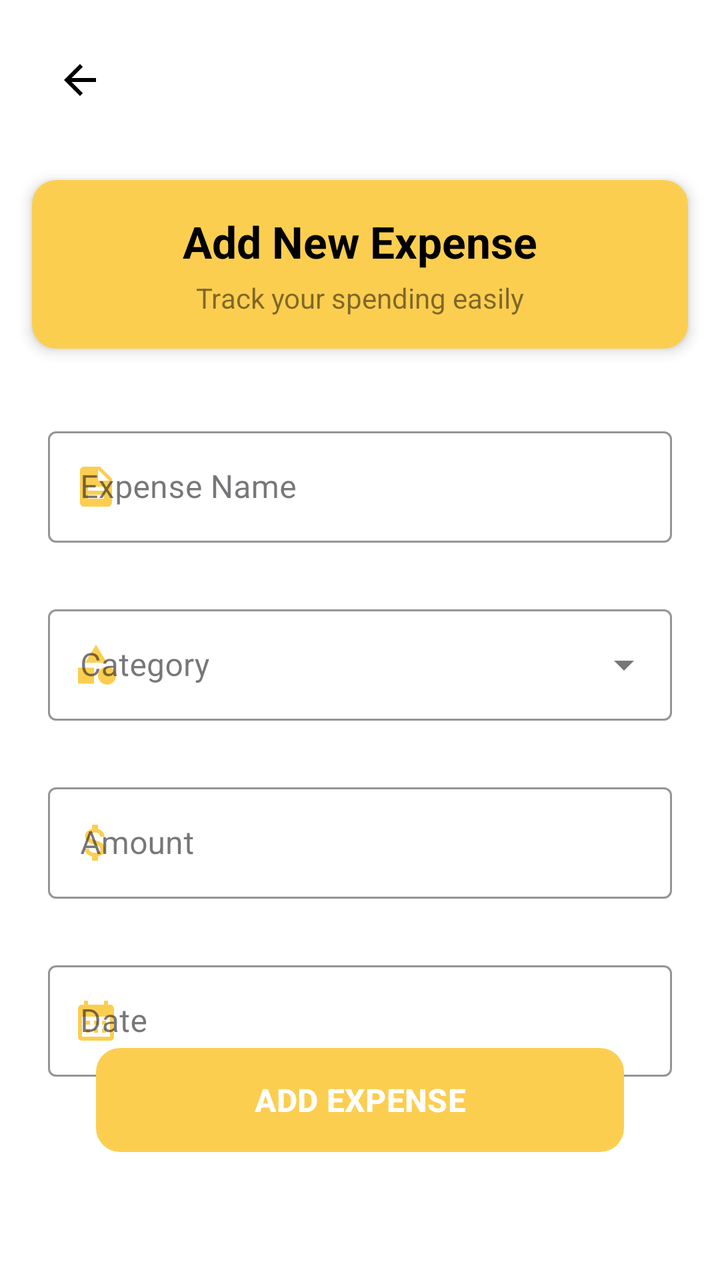
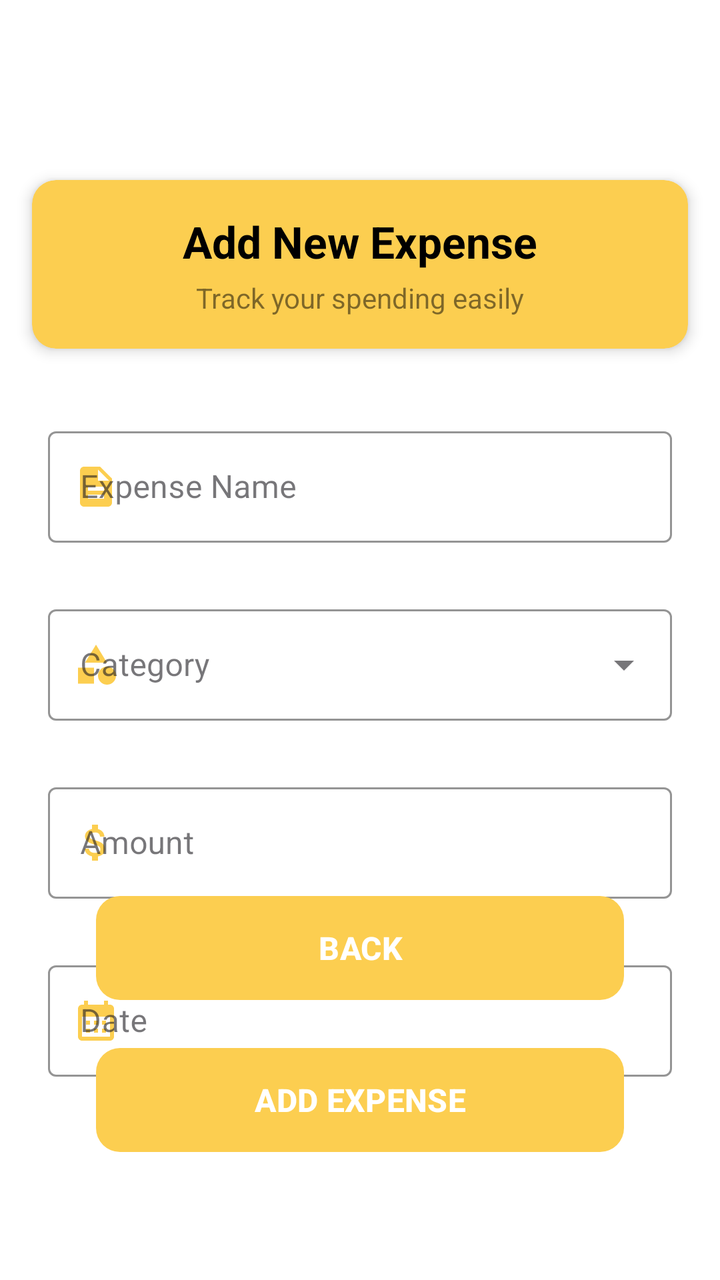

The first picture is an Android layout as it rendered before a commit; the second is the same layout after the commit. The layout source and the unified diff follow.
<!-- AndroidManifest.xml: application theme Theme.BudgetFit -->
<!-- res/layout/activity_screen07.xml -->
<?xml version="1.0" encoding="utf-8"?>
<androidx.constraintlayout.widget.ConstraintLayout xmlns:android="http://schemas.android.com/apk/res/android"
    xmlns:app="http://schemas.android.com/apk/res-auto"
    xmlns:tools="http://schemas.android.com/tools"
    android:layout_width="match_parent"
    android:layout_height="match_parent"
    android:background="@color/white"
    tools:context=".Screen07">

    <ImageButton
        android:id="@+id/backButton"
        android:layout_width="48dp"
        android:layout_height="48dp"
        android:layout_marginStart="16dp"
        android:layout_marginTop="16dp"
        android:background="?attr/selectableItemBackgroundBorderless"
        android:contentDescription="Navigate back"
        android:src="@drawable/baseline_arrow_back_24"
        app:layout_constraintStart_toStartOf="parent"
        app:layout_constraintTop_toTopOf="parent" />

    
    <androidx.cardview.widget.CardView
        android:id="@+id/headerCard"
        android:layout_width="match_parent"
        android:layout_height="wrap_content"
        android:layout_marginStart="16dp"
        android:layout_marginTop="90dp"
        android:layout_marginEnd="16dp"
        app:cardBackgroundColor="@color/Lightyello"
        app:cardCornerRadius="12dp"
        app:cardElevation="4dp"
        app:layout_constraintEnd_toEndOf="parent"
        app:layout_constraintStart_toStartOf="parent"
        app:layout_constraintTop_toTopOf="parent">

        <androidx.constraintlayout.widget.ConstraintLayout
            android:layout_width="match_parent"
            android:layout_height="wrap_content"
            android:padding="16dp">

            <TextView
                android:id="@+id/titleText"
                android:layout_width="wrap_content"
                android:layout_height="wrap_content"
                android:text="Add New Expense"
                android:textColor="@color/black"
                android:textSize="22sp"
                android:textStyle="bold"
                app:layout_constraintEnd_toEndOf="parent"
                app:layout_constraintStart_toStartOf="parent"
                app:layout_constraintTop_toTopOf="parent" />

            <TextView
                android:id="@+id/descriptionText"
                android:layout_width="wrap_content"
                android:layout_height="wrap_content"
                android:layout_marginTop="4dp"
                android:text="Track your spending easily"
                android:textColor="#80000000"
                android:textSize="14sp"
                app:layout_constraintEnd_toEndOf="parent"
                app:layout_constraintStart_toStartOf="parent"
                app:layout_constraintTop_toBottomOf="@+id/titleText" />
        </androidx.constraintlayout.widget.ConstraintLayout>
    </androidx.cardview.widget.CardView>

    
    <com.google.android.material.textfield.TextInputLayout
        android:id="@+id/expenseNameLayout"
        style="@style/Widget.MaterialComponents.TextInputLayout.OutlinedBox"
        android:layout_width="0dp"
        android:layout_height="wrap_content"
        android:layout_marginStart="24dp"
        android:layout_marginTop="36dp"
        android:layout_marginEnd="24dp"
        android:hint="Expense Name"
        app:boxStrokeColor="@color/Lightyello"
        app:hintTextColor="@color/Lightyello"
        app:startIconDrawable="@drawable/ic_description"
        app:startIconTint="@color/Lightyello"
        app:layout_constraintEnd_toEndOf="parent"
        app:layout_constraintStart_toStartOf="parent"
        app:layout_constraintTop_toBottomOf="@+id/headerCard">

        <com.google.android.material.textfield.TextInputEditText
            android:id="@+id/expenseNameInput"
            android:layout_width="match_parent"
            android:layout_height="wrap_content"
            android:inputType="text"
            android:maxLines="1" />
    </com.google.android.material.textfield.TextInputLayout>

    
    <com.google.android.material.textfield.TextInputLayout
        android:id="@+id/categoryLayout"
        style="@style/Widget.MaterialComponents.TextInputLayout.OutlinedBox.ExposedDropdownMenu"
        android:layout_width="0dp"
        android:layout_height="wrap_content"
        android:layout_marginStart="24dp"
        android:layout_marginTop="28dp"
        android:layout_marginEnd="24dp"
        android:hint="Category"
        app:boxStrokeColor="@color/Lightyello"
        app:hintTextColor="@color/Lightyello"
        app:startIconDrawable="@drawable/ic_category"
        app:startIconTint="@color/Lightyello"
        app:layout_constraintEnd_toEndOf="parent"
        app:layout_constraintStart_toStartOf="parent"
        app:layout_constraintTop_toBottomOf="@+id/expenseNameLayout">

        <AutoCompleteTextView
            android:id="@+id/categoryDropdown"
            android:layout_width="match_parent"
            android:layout_height="wrap_content"
            android:inputType="none" />
    </com.google.android.material.textfield.TextInputLayout>

    
    <com.google.android.material.textfield.TextInputLayout
        android:id="@+id/amountLayout"
        style="@style/Widget.MaterialComponents.TextInputLayout.OutlinedBox"
        android:layout_width="0dp"
        android:layout_height="wrap_content"
        android:layout_marginStart="24dp"
        android:layout_marginTop="28dp"
        android:layout_marginEnd="24dp"
        android:hint="Amount"
        app:boxStrokeColor="@color/Lightyello"
        app:hintTextColor="@color/Lightyello"
        app:prefixText="$"
        app:startIconDrawable="@drawable/ic_money"
        app:startIconTint="@color/Lightyello"
        app:layout_constraintEnd_toEndOf="parent"
        app:layout_constraintStart_toStartOf="parent"
        app:layout_constraintTop_toBottomOf="@+id/categoryLayout">

        <com.google.android.material.textfield.TextInputEditText
            android:id="@+id/amountInput"
            android:layout_width="match_parent"
            android:layout_height="wrap_content"
            android:inputType="numberDecimal" />
    </com.google.android.material.textfield.TextInputLayout>

    
    <com.google.android.material.textfield.TextInputLayout
        android:id="@+id/dateLayout"
        style="@style/Widget.MaterialComponents.TextInputLayout.OutlinedBox"
        android:layout_width="0dp"
        android:layout_height="wrap_content"
        android:layout_marginStart="24dp"
        android:layout_marginTop="28dp"
        android:layout_marginEnd="24dp"
        android:hint="Date"
        app:boxStrokeColor="@color/Lightyello"
        app:hintTextColor="@color/Lightyello"
        app:startIconDrawable="@drawable/ic_calendar"
        app:startIconTint="@color/Lightyello"
        app:layout_constraintEnd_toEndOf="parent"
        app:layout_constraintStart_toStartOf="parent"
        app:layout_constraintTop_toBottomOf="@+id/amountLayout">

        <com.google.android.material.textfield.TextInputEditText
            android:id="@+id/dateInput"
            android:layout_width="match_parent"
            android:layout_height="wrap_content"
            android:focusable="false"
            android:inputType="none" />
    </com.google.android.material.textfield.TextInputLayout>

    
    <com.google.android.material.button.MaterialButton
        android:id="@+id/addButton"
        android:layout_width="0dp"
        android:layout_height="60dp"
        android:layout_marginStart="48dp"
        android:layout_marginEnd="48dp"
        android:layout_marginBottom="60dp"
        android:text="ADD EXPENSE"
        android:textSize="16sp"
        android:textStyle="bold"
        app:backgroundTint="@color/Lightyello"
        app:cornerRadius="12dp"
        app:layout_constraintBottom_toBottomOf="parent"
        app:layout_constraintEnd_toEndOf="parent"
        app:layout_constraintHorizontal_bias="0.0"
        app:layout_constraintStart_toStartOf="parent" />

</androidx.constraintlayout.widget.ConstraintLayout>
<!-- resources referenced by this layout -->
<resources>
  <color name="Lightyello">#fcce50</color>
  <color name="black">#FF000000</color>
  <color name="white">#FFFFFFFF</color>
  <!-- drawable baseline_arrow_back_24 (drawable) -->
  <vector xmlns:android="http://schemas.android.com/apk/res/android" android:autoMirrored="true" android:height="24dp" android:tint="#000000" android:viewportHeight="24" android:viewportWidth="24" android:width="24dp">
        
      <path android:fillColor="@android:color/white" android:pathData="M20,11H7.83l5.59,-5.59L12,4l-8,8 8,8 1.41,-1.41L7.83,13H20v-2z"/>
      
  </vector>
  <!-- drawable ic_calendar (drawable) -->
  <vector xmlns:android="http://schemas.android.com/apk/res/android" android:height="24dp" android:tint="#000000" android:viewportHeight="24" android:viewportWidth="24" android:width="24dp">
        
      <path android:fillColor="@android:color/white" android:pathData="M19,4h-1V2h-2v2H8V2H6v2H5C3.89,4 3.01,4.9 3.01,6L3,20c0,1.1 0.89,2 2,2h14c1.1,0 2,-0.9 2,-2V6C21,4.9 20.1,4 19,4zM19,20H5V10h14V20zM9,14H7v-2h2V14zM13,14h-2v-2h2V14zM17,14h-2v-2h2V14zM9,18H7v-2h2V18zM13,18h-2v-2h2V18zM17,18h-2v-2h2V18z"/>
      
  </vector>
  <!-- drawable ic_category (drawable) -->
  <vector xmlns:android="http://schemas.android.com/apk/res/android" android:height="24dp" android:tint="#000000" android:viewportHeight="24" android:viewportWidth="24" android:width="24dp">
        
      <path android:fillColor="@android:color/white" android:pathData="M12,2l-5.5,9h11z"/>
        
      <path android:fillColor="@android:color/white" android:pathData="M17.5,17.5m-4.5,0a4.5,4.5 0,1 1,9 0a4.5,4.5 0,1 1,-9 0"/>
        
      <path android:fillColor="@android:color/white" android:pathData="M3,13.5h8v8H3z"/>
      
  </vector>
  <!-- drawable ic_description (drawable) -->
  <vector xmlns:android="http://schemas.android.com/apk/res/android" android:height="24dp" android:tint="#000000" android:viewportHeight="24" android:viewportWidth="24" android:width="24dp">
        
      <path android:fillColor="@android:color/white" android:pathData="M14,2L6,2c-1.1,0 -1.99,0.9 -1.99,2L4,20c0,1.1 0.89,2 1.99,2L18,22c1.1,0 2,-0.9 2,-2L20,8l-6,-6zM16,18L8,18v-2h8v2zM16,14L8,14v-2h8v2zM13,9L13,3.5L18.5,9L13,9z"/>
      
  </vector>
  <!-- drawable ic_money (drawable) -->
  <vector xmlns:android="http://schemas.android.com/apk/res/android" android:height="24dp" android:tint="#000000" android:viewportHeight="24" android:viewportWidth="24" android:width="24dp">
        
      <path android:fillColor="@android:color/white" android:pathData="M11.8,10.9c-2.27,-0.59 -3,-1.2 -3,-2.15 0,-1.09 1.01,-1.85 2.7,-1.85 1.78,0 2.44,0.85 2.5,2.1h2.21c-0.07,-1.72 -1.12,-3.3 -3.21,-3.81V3h-3v2.16c-1.94,0.42 -3.5,1.68 -3.5,3.61 0,2.31 1.91,3.46 4.7,4.13 2.5,0.6 3,1.48 3,2.41 0,0.69 -0.49,1.79 -2.7,1.79 -2.06,0 -2.87,-0.92 -2.98,-2.1h-2.2c0.12,2.19 1.76,3.42 3.68,3.83V21h3v-2.15c1.95,-0.37 3.5,-1.5 3.5,-3.55 0,-2.84 -2.43,-3.81 -4.7,-4.4z"/>
      
  </vector>
  <style name="Theme.BudgetFit" parent="Base.Theme.BudgetFit" />
  <style name="Base.Theme.BudgetFit" parent="Theme.Material3.DayNight.NoActionBar">
          
          
      </style>
</resources>

<!-- the commit's change to res/layout/activity_screen07.xml (unified diff, before → after) -->
@@ -7,17 +7,7 @@
     android:background="@color/white"
     tools:context=".Screen07">
 
-    <ImageButton
-        android:id="@+id/backButton"
-        android:layout_width="48dp"
-        android:layout_height="48dp"
-        android:layout_marginStart="16dp"
-        android:layout_marginTop="16dp"
-        android:background="?attr/selectableItemBackgroundBorderless"
-        android:contentDescription="Navigate back"
-        android:src="@drawable/baseline_arrow_back_24"
-        app:layout_constraintStart_toStartOf="parent"
-        app:layout_constraintTop_toTopOf="parent" />
+
 
     
     <androidx.cardview.widget.CardView
@@ -186,4 +176,22 @@
         app:layout_constraintHorizontal_bias="0.0"
         app:layout_constraintStart_toStartOf="parent" />
 
+    
+    <com.google.android.material.button.MaterialButton
+        android:id="@+id/backButton"
+        android:layout_width="0dp"
+        android:layout_height="60dp"
+        android:layout_marginStart="48dp"
+        android:layout_marginEnd="48dp"
+        android:layout_marginBottom="16dp"
+        android:text="BACK"
+        android:textSize="16sp"
+        android:textStyle="bold"
+        app:backgroundTint="@color/Lightyello"
+        app:cornerRadius="12dp"
+        app:layout_constraintBottom_toTopOf="@+id/addButton"
+        app:layout_constraintEnd_toEndOf="parent"
+        app:layout_constraintStart_toStartOf="parent" />
+
+
 </androidx.constraintlayout.widget.ConstraintLayout>
<!-- resource entries referenced after the edit -->
@@ -3,12 +3,6 @@
   <color name="Lightyello">#fcce50</color>
   <color name="black">#FF000000</color>
   <color name="white">#FFFFFFFF</color>
-  <!-- drawable baseline_arrow_back_24 (drawable) -->
-  <vector xmlns:android="http://schemas.android.com/apk/res/android" android:autoMirrored="true" android:height="24dp" android:tint="#000000" android:viewportHeight="24" android:viewportWidth="24" android:width="24dp">
-        
-      <path android:fillColor="@android:color/white" android:pathData="M20,11H7.83l5.59,-5.59L12,4l-8,8 8,8 1.41,-1.41L7.83,13H20v-2z"/>
-      
-  </vector>
   <!-- drawable ic_calendar (drawable) -->
   <vector xmlns:android="http://schemas.android.com/apk/res/android" android:height="24dp" android:tint="#000000" android:viewportHeight="24" android:viewportWidth="24" android:width="24dp">
         
